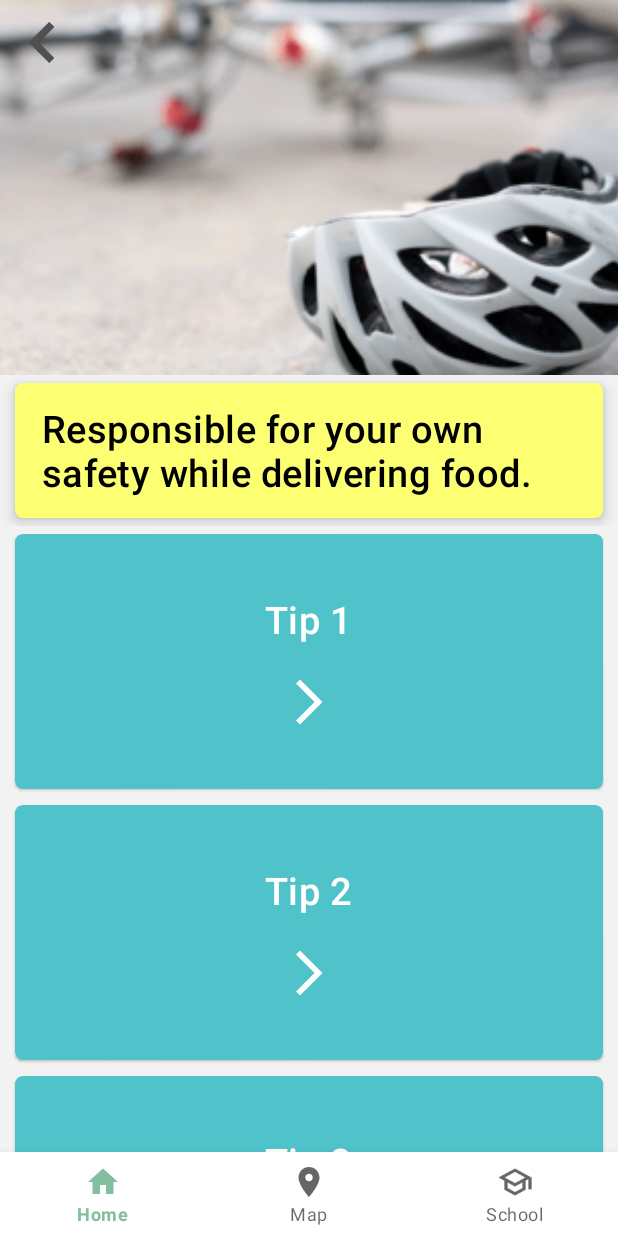
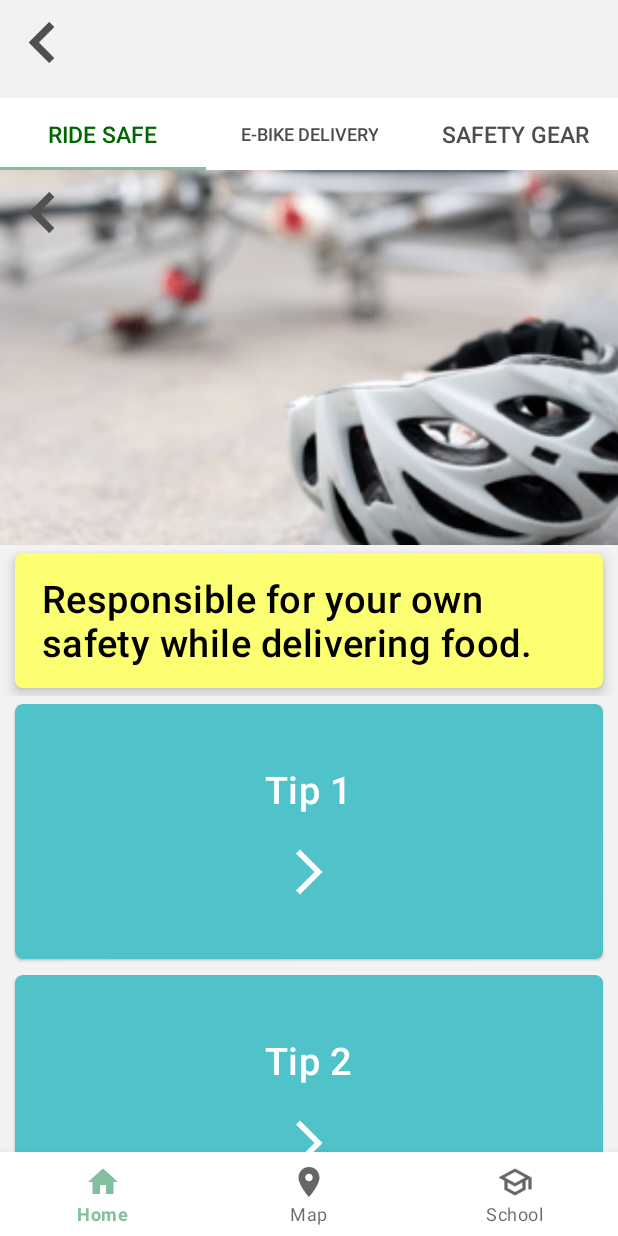
Before and after one commit to M-POSD/SaFoDel, an Android app built with Jetpack Compose: the screen it shows after launch (MainActivity), after a tap on "Ride Safer", on a phone screen of 412 x 824 dp. Run offline under Robolectric (Android 15) with nearby library versions, the phone set to English and light mode, and no system bars; libraries missing offline, so code that uses them is left out: me.jessyan.autosize; 2 statements that could not run were skipped.

Commit message:
tabbar added

```diff
--- /dev/null
+++ b/app/src/main/java/com/example/safodel/adapter/EpicViewAdapter.kt
@@ -0,0 +1,26 @@
+package com.example.safodel.adapter
+
+import android.util.Log
+import androidx.fragment.app.Fragment
+import androidx.fragment.app.FragmentManager
+import androidx.lifecycle.Lifecycle
+import androidx.viewpager2.adapter.FragmentStateAdapter
+import com.example.safodel.fragment.home.Epic1Fragment
+import com.example.safodel.fragment.home.Epic2Fragment
+import com.example.safodel.fragment.home.Epic3Fragment
+
+
+class EpicViewAdapter(fragmentManager: FragmentManager, lifecycle: Lifecycle) :
+    FragmentStateAdapter(fragmentManager, lifecycle) {
+
+    override fun getItemCount(): Int = 3
+
+    override fun createFragment(position: Int): Fragment {
+        Log.d("createFragment", "" + position)
+        return when(position) {
+            1 -> Epic2Fragment()
+            2 -> Epic3Fragment()
+            else -> Epic1Fragment()
+        }
+    }
+}
--- /dev/null
+++ b/app/src/main/java/com/example/safodel/fragment/EpicsFragment.kt
@@ -0,0 +1,84 @@
+package com.example.safodel.fragment
+
+import android.graphics.PorterDuff
+import android.os.Bundle
+import android.util.Log
+import android.view.*
+import androidx.compose.ui.graphics.BlendMode.Companion.Color
+import androidx.fragment.app.FragmentManager
+import androidx.viewpager2.widget.ViewPager2
+import com.example.safodel.R
+import com.example.safodel.adapter.EpicViewAdapter
+import com.example.safodel.databinding.FragmentEpicsBinding
+import com.example.safodel.ui.main.MainActivity
+import com.google.android.material.tabs.TabLayout
+import com.google.android.material.tabs.TabLayout.OnTabSelectedListener
+import androidx.core.content.ContextCompat
+
+
+
+
+class EpicsFragment : BasicFragment<FragmentEpicsBinding>(FragmentEpicsBinding::inflate) {
+    private lateinit var tabLayout: TabLayout
+    private lateinit var viewPage2 : ViewPager2
+    private lateinit var adapter : EpicViewAdapter
+    override fun onCreateView(
+        inflater: LayoutInflater,
+        container: ViewGroup?,
+        savedInstanceState: Bundle?
+    ): View {
+        _binding = FragmentEpicsBinding.inflate(inflater,container,false)
+        val toolbar = binding.toolbar.root
+        tabLayout = binding.tabbar.tabLayout
+        viewPage2 = binding.tabbar.viewPager2
+
+        val fm : FragmentManager = (activity as MainActivity).supportFragmentManager
+        viewPage2.adapter = EpicViewAdapter(fm, lifecycle)
+
+        addTab()
+
+        tabLayout.addOnTabSelectedListener(getOnTabSelectedListener())
+
+        viewPage2.registerOnPageChangeCallback(getOnPageChangeCallBack())
+
+        setToolbarReturn(toolbar)
+        return binding.root
+    }
+
+    private fun addTab() {
+        tabLayout.addTab(tabLayout.newTab().setText("Ride safe"))
+        tabLayout.addTab(tabLayout.newTab().setText("E-Bike Delivery"))
+        tabLayout.addTab(tabLayout.newTab().setText("Safety gear"))
+        tabLayout.setBackgroundResource(R.color.deep_green)
+    }
+
+    private fun getOnTabSelectedListener() : OnTabSelectedListener {
+        Log.d("getOnTabSelectedListener", "getOnTabSelectedListener successfully")
+        return object : OnTabSelectedListener {
+
+            override fun onTabSelected(tab: TabLayout.Tab) {
+                viewPage2.currentItem = tab.position
+                Log.d("viewPage2.currentItem", viewPage2.currentItem.toString())
+            }
+            override fun onTabUnselected(tab: TabLayout.Tab) {}
+            override fun onTabReselected(tab: TabLayout.Tab) {}
+        }
+    }
+
+    private fun getOnPageChangeCallBack() : ViewPager2.OnPageChangeCallback {
+        Log.d("getOnPageChangeCallBack", "getOnPageChangeCallBack successfully")
+        return object : ViewPager2.OnPageChangeCallback() {
+            override fun onPageSelected(position: Int) {
+                Log.d("onPageSelected", "onPageSelected successfully")
+                tabLayout.selectTab(tabLayout.getTabAt(position))
+            }
+        }
+    }
+
+
+    override fun onDestroyView() {
+        super.onDestroyView()
+        _binding = null
+    }
+
+}
--- a/app/src/main/java/com/example/safodel/fragment/menuB/HomeFragment.kt
+++ b/app/src/main/java/com/example/safodel/fragment/menuB/HomeFragment.kt
@@ -22,20 +22,26 @@ class HomeFragment : BasicFragment<FragmentHomeBinding>(FragmentHomeBinding::inf
         binding.epic2Card.editText.text = "Delivery on e-bike"
         binding.epic3Card.editText.text = "Safty Gear"
 
+//        binding.epic1Card.card.setOnClickListener() {
+//            val action = HomeFragmentDirections.actionHomeFragmentToEpic1Fragment()
+//            findNavController().navigate(action)
+//        }
+//
+//        binding.epic2Card.card.setOnClickListener() {
+//            val action = HomeFragmentDirections.actionHomeFragmentToEpic2Fragment()
+//            findNavController().navigate(action)
+//        }
+//
+//        binding.epic3Card.card.setOnClickListener() {
+//            val action = HomeFragmentDirections.actionHomeFragmentToEpic3Fragment()
+//            findNavController().navigate(action)
+//        }
+
         binding.epic1Card.card.setOnClickListener() {
-            val action = HomeFragmentDirections.actionHomeFragmentToEpic1Fragment()
+            val action = HomeFragmentDirections.actionHomeFragmentToEpicsFragment()
             findNavController().navigate(action)
         }
 
-        binding.epic2Card.card.setOnClickListener() {
-            val action = HomeFragmentDirections.actionHomeFragmentToEpic2Fragment()
-            findNavController().navigate(action)
-        }
-
-        binding.epic3Card.card.setOnClickListener() {
-            val action = HomeFragmentDirections.actionHomeFragmentToEpic3Fragment()
-            findNavController().navigate(action)
-        }
 
         return binding.root
     }
--- a/app/src/main/java/com/example/safodel/ui/main/MainActivity.kt
+++ b/app/src/main/java/com/example/safodel/ui/main/MainActivity.kt
@@ -1,7 +1,6 @@
 package com.example.safodel.ui.main
 
 import android.content.res.Resources
-import android.os.Build
 import androidx.appcompat.app.AppCompatActivity
 import android.os.Bundle
 import android.os.Handler
@@ -9,15 +8,15 @@ import android.os.Looper
 import android.util.Log
 import android.view.*
 import android.widget.Toast
-import androidx.annotation.RequiresApi
 import androidx.core.view.GravityCompat
 import androidx.navigation.NavController
-import androidx.navigation.NavOptions
 import androidx.navigation.fragment.NavHostFragment
+import androidx.viewpager2.widget.ViewPager2
 import com.example.safodel.R
+import com.example.safodel.adapter.EpicViewAdapter
 import com.example.safodel.databinding.ActivityMainBinding
 
-import com.example.safodel.fragment.menuB.HomeFragmentDirections
+import com.google.android.material.tabs.TabLayout
 import me.jessyan.autosize.AutoSizeCompat
 import me.jessyan.autosize.AutoSizeConfig
 
@@ -26,6 +25,7 @@ class MainActivity : AppCompatActivity() {
     private lateinit var binding: ActivityMainBinding
     private var doubleBackToExitPressedOnce = false
     private lateinit var navController : NavController
+
 
     override fun onCreate(savedInstanceState: Bundle?) {
         super.onCreate(savedInstanceState)
@@ -74,9 +74,8 @@ class MainActivity : AppCompatActivity() {
             when(it.itemId){
                 R.id.navHome -> {
                     val currentFragment = supportFragmentManager.fragments.last().childFragmentManager.fragments.last()
-                    var action = navController.currentBackStackEntry?.destination
+                    var action = navController.currentDestination
 //                    val currentFragment = navController.currentDestination?.removeAction()
-
 
                     Log.e("Fragment", action.toString())
 
--- a/app/src/main/res/layout/epic_page_layout.xml
+++ b/app/src/main/res/layout/epic_page_layout.xml
@@ -1,30 +1,34 @@
 <?xml version="1.0" encoding="utf-8"?>
-<com.google.android.material.appbar.AppBarLayout
-xmlns:android="http://schemas.android.com/apk/res/android"
-xmlns:app="http://schemas.android.com/apk/res-auto"
-android:id="@+id/appBar"
-android:layout_width="match_parent"
-android:layout_height="250dp"
-android:fitsSystemWindows="true">
-
-<com.google.android.material.appbar.CollapsingToolbarLayout
-    android:id="@+id/collapsingToolbar"
+<androidx.core.widget.NestedScrollView xmlns:android="http://schemas.android.com/apk/res/android"
+    xmlns:app="http://schemas.android.com/apk/res-auto"
+    xmlns:tools="http://schemas.android.com/tools"
     android:layout_width="match_parent"
     android:layout_height="match_parent"
-    android:theme="@style/ThemeOverlay.AppCompat.Dark.ActionBar"
-    app:statusBarScrim="@android:color/transparent"
-    app:contentScrim="@null"
-    app:layout_scrollFlags="scroll|exitUntilCollapsed"
-    android:fitsSystemWindows="true">
+    app:layout_behavior="@string/appbar_scrolling_view_behavior">
 
-    <ImageView
-        android:id="@+id/image"
+    <LinearLayout
+        android:id="@+id/bottom_sheet"
         android:layout_width="match_parent"
         android:layout_height="match_parent"
-        android:fitsSystemWindows="true"
-        android:scaleType="centerCrop"
-        app:layout_collapseMode="parallax"
-        android:src="@drawable/epic1_image" />
+        android:layout_marginTop="10dp"
+        android:layout_marginBottom="65dp"
+        android:orientation="vertical">
 
-</com.google.android.material.appbar.CollapsingToolbarLayout>
-</com.google.android.material.appbar.AppBarLayout>
+        <include
+            android:id="@+id/tip1Card"
+            layout="@layout/medium_card" />
+
+        <include
+            android:id="@+id/tip2Card"
+            layout="@layout/medium_card" />
+
+        <include
+            android:id="@+id/tip3Card"
+            layout="@layout/medium_card" />
+
+        <include
+            android:id="@+id/tip4Card"
+            layout="@layout/medium_card" />
+    </LinearLayout>
+
+</androidx.core.widget.NestedScrollView>
--- /dev/null
+++ b/app/src/main/res/layout/epic_page_layout_v0.xml
@@ -0,0 +1,30 @@
+<?xml version="1.0" encoding="utf-8"?>
+<com.google.android.material.appbar.AppBarLayout
+xmlns:android="http://schemas.android.com/apk/res/android"
+xmlns:app="http://schemas.android.com/apk/res-auto"
+android:id="@+id/appBar"
+android:layout_width="match_parent"
+android:layout_height="250dp"
+android:fitsSystemWindows="true">
+
+<com.google.android.material.appbar.CollapsingToolbarLayout
+    android:id="@+id/collapsingToolbar"
+    android:layout_width="match_parent"
+    android:layout_height="match_parent"
+    android:theme="@style/ThemeOverlay.AppCompat.Dark.ActionBar"
+    app:statusBarScrim="@android:color/transparent"
+    app:contentScrim="@null"
+    app:layout_scrollFlags="scroll|exitUntilCollapsed"
+    android:fitsSystemWindows="true">
+
+    <ImageView
+        android:id="@+id/image"
+        android:layout_width="match_parent"
+        android:layout_height="match_parent"
+        android:fitsSystemWindows="true"
+        android:scaleType="centerCrop"
+        app:layout_collapseMode="parallax"
+        android:src="@drawable/epic1_image" />
+
+</com.google.android.material.appbar.CollapsingToolbarLayout>
+</com.google.android.material.appbar.AppBarLayout>
--- a/app/src/main/res/layout/fragment_epic1.xml
+++ b/app/src/main/res/layout/fragment_epic1.xml
@@ -9,7 +9,7 @@
     tools:context=".fragment.home.Epic1Fragment">
 
     <include
-        layout="@layout/epic_page_layout"
+        layout="@layout/epic_page_layout_v0"
         android:id="@+id/epic1Picture"/>
 
     <androidx.core.widget.NestedScrollView
--- a/app/src/main/res/layout/fragment_epic2.xml
+++ b/app/src/main/res/layout/fragment_epic2.xml
@@ -9,7 +9,7 @@
     tools:context=".fragment.home.Epic2Fragment">
 
     <include
-        layout="@layout/epic_page_layout"
+        layout="@layout/epic_page_layout_v0"
         android:id="@+id/epic2Picture"/>
 
     <LinearLayout
--- a/app/src/main/res/layout/fragment_epic3.xml
+++ b/app/src/main/res/layout/fragment_epic3.xml
@@ -9,7 +9,7 @@
     tools:context=".fragment.home.Epic3Fragment">
 
     <include
-        layout="@layout/epic_page_layout"
+        layout="@layout/epic_page_layout_v0"
         android:id="@+id/epic3Picture"/>
 
     <LinearLayout
--- /dev/null
+++ b/app/src/main/res/layout/fragment_epics.xml
@@ -0,0 +1,19 @@
+<?xml version="1.0" encoding="utf-8"?>
+<androidx.coordinatorlayout.widget.CoordinatorLayout xmlns:android="http://schemas.android.com/apk/res/android"
+    xmlns:app="http://schemas.android.com/apk/res-auto"
+    xmlns:tools="http://schemas.android.com/tools"
+    android:layout_width="match_parent"
+    android:layout_height="match_parent"
+    android:fitsSystemWindows="true"
+    tools:context=".fragment.EpicsFragment">
+
+
+    <include
+        android:id="@+id/toolbar"
+        layout="@layout/simple_toolbar" />
+
+    <include
+        android:id="@+id/tabbar"
+        layout="@layout/simple_tabbar" />
+
+</androidx.coordinatorlayout.widget.CoordinatorLayout>
--- /dev/null
+++ b/app/src/main/res/layout/simple_tabbar.xml
@@ -0,0 +1,26 @@
+<?xml version="1.0" encoding="utf-8"?>
+<RelativeLayout xmlns:android="http://schemas.android.com/apk/res/android"
+    xmlns:app="http://schemas.android.com/apk/res-auto"
+    android:layout_width="match_parent"
+    android:layout_height="match_parent"
+    android:orientation="vertical">
+
+    <com.google.android.material.tabs.TabLayout
+        android:layout_marginTop="65dp"
+        android:id="@+id/tabLayout"
+        android:layout_width="match_parent"
+        android:layout_height="wrap_content"
+        app:tabBackground="@color/white"
+        app:tabGravity="fill"
+        app:tabInlineLabel="true"
+        app:tabMode="fixed"
+        app:tabSelectedTextColor="@color/deep_green"
+        app:tabTextAppearance="@style/TabStyle"
+        app:tabTextColor="@color/deep_gray" />
+
+    <androidx.viewpager2.widget.ViewPager2
+        android:id="@+id/viewPager2"
+        android:layout_width="match_parent"
+        android:layout_height="match_parent"
+        android:layout_below="@id/tabLayout" />
+</RelativeLayout>
--- a/app/src/main/res/navigation/nav_graph.xml
+++ b/app/src/main/res/navigation/nav_graph.xml
@@ -67,6 +67,13 @@
             app:exitAnim="@anim/nav_default_exit_anim"
             app:popEnterAnim="@anim/slide_in_left"
             app:popExitAnim="@anim/slide_out_right"/>
+        <action
+            android:id="@+id/action_homeFragment_to_epicsFragment"
+            app:destination="@id/epicsFragment"
+            app:enterAnim="@anim/slide_in_right"
+            app:exitAnim="@anim/slide_out_left"
+            app:popEnterAnim="@anim/slide_in_left"
+            app:popExitAnim="@anim/slide_out_right"/>
     </fragment>
     <fragment
         android:id="@+id/epic1Fragment"
@@ -104,5 +111,10 @@
         android:id="@+id/tip1Fragment"
         android:name="com.example.safodel.fragment.home.epic1.Tip1Fragment"
         android:label="Tip1Fragment" />
+    <fragment
+        android:id="@+id/epicsFragment"
+        android:name="com.example.safodel.fragment.EpicsFragment"
+        android:label="fragment_epics"
+        tools:layout="@layout/fragment_epics" />
 
 </navigation>
--- a/app/src/main/res/values/themes.xml
+++ b/app/src/main/res/values/themes.xml
@@ -13,6 +13,12 @@
         <item name="android:statusBarColor" tools:targetApi="l">?attr/colorPrimaryVariant</item>
         <!-- Customize your theme here. -->
             <item name="android:windowTranslucentStatus">true</item>
+    </style>
 
+    <style name="TabStyle" parent="TextAppearance.Design.Tab">
+        <item name="colorPrimary">@color/deep_gray</item>
+        <item name="colorPrimaryVariant">@color/green_blue</item>
+        <item name="colorOnPrimary">@color/light_green</item>
+        <item name="android:textSize">15dp</item>
     </style>
 </resources>
```
